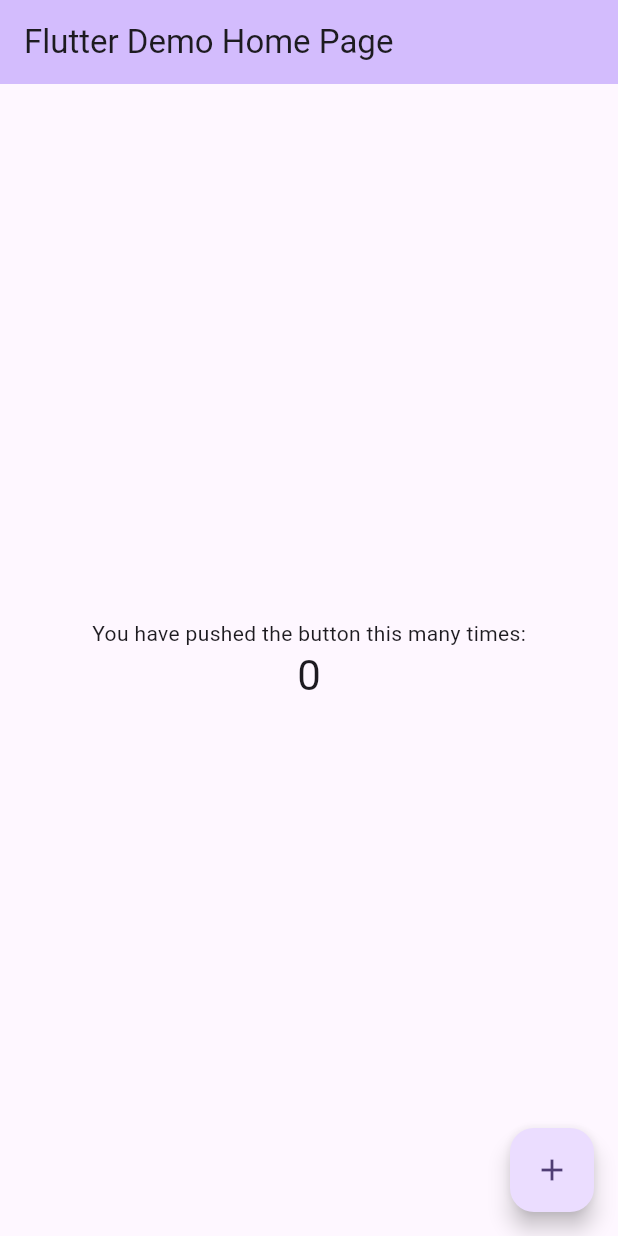
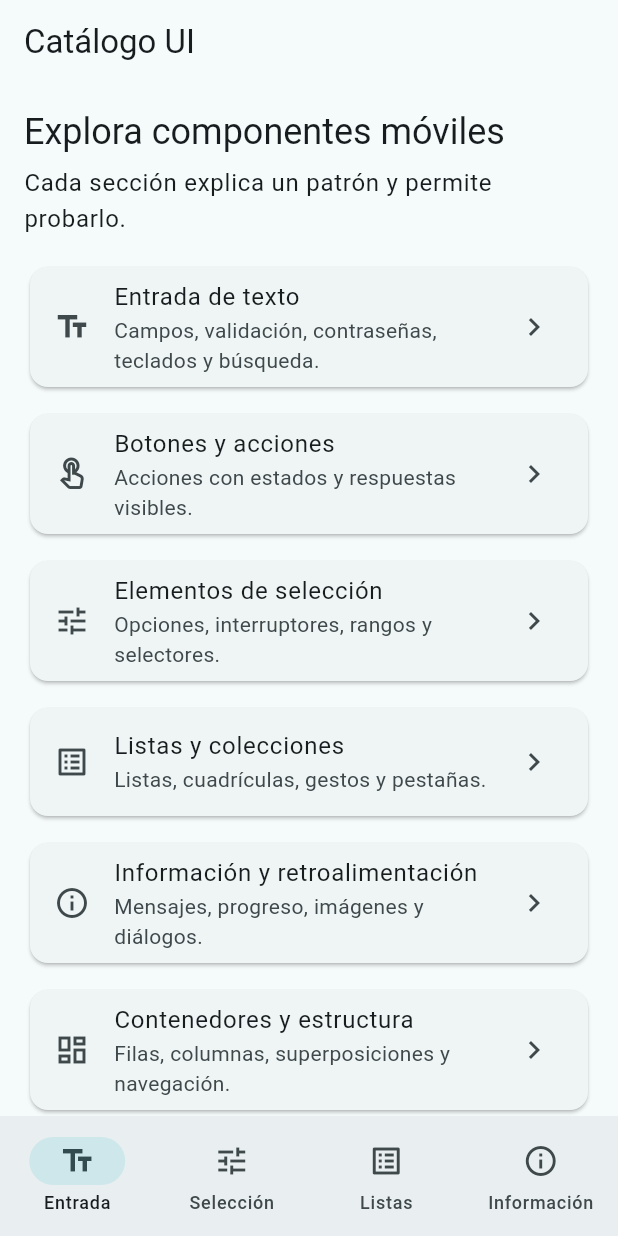
Before and after one commit to GusLV12/Interfaz-usuario-moviles, a Flutter app: the screen it shows after launch, on a phone screen of 412 x 824 dp. Run offline on Flutter 3.47's test engine with Material 3 defaults, Android fonts, the light colour scheme and no system bars.

Commit message:
feat: agrega base y navegacion del catalogo flutter

```diff
--- /dev/null
+++ b/flutter/lib/catalog_scope.dart
@@ -0,0 +1,17 @@
+import 'package:flutter/widgets.dart';
+
+import 'catalog_store.dart';
+
+class CatalogScope extends InheritedNotifier<CatalogStore> {
+  const CatalogScope({
+    required CatalogStore super.notifier,
+    required super.child,
+    super.key,
+  });
+
+  static CatalogStore of(BuildContext context) {
+    final scope = context.dependOnInheritedWidgetOfExactType<CatalogScope>();
+    assert(scope != null, 'CatalogScope no está disponible en este contexto.');
+    return scope!.notifier!;
+  }
+}
--- /dev/null
+++ b/flutter/lib/catalog_section.dart
@@ -0,0 +1,65 @@
+import 'package:flutter/material.dart';
+
+enum CatalogSection {
+  home(
+    'Catálogo UI',
+    'Explora componentes móviles y sus demostraciones interactivas.',
+    Icons.home_outlined,
+    'Inicio',
+  ),
+  text(
+    'Entrada de texto',
+    'Campos, validación, contraseñas, teclados y búsqueda.',
+    Icons.text_fields_outlined,
+    'Entrada',
+  ),
+  actions(
+    'Botones y acciones',
+    'Acciones con estados y respuestas visibles.',
+    Icons.touch_app_outlined,
+    'Acciones',
+  ),
+  selection(
+    'Elementos de selección',
+    'Opciones, interruptores, rangos y selectores.',
+    Icons.tune_outlined,
+    'Selección',
+  ),
+  collections(
+    'Listas y colecciones',
+    'Listas, cuadrículas, gestos y pestañas.',
+    Icons.list_alt_outlined,
+    'Listas',
+  ),
+  feedback(
+    'Información y retroalimentación',
+    'Mensajes, progreso, imágenes y diálogos.',
+    Icons.info_outline,
+    'Información',
+  ),
+  layout(
+    'Contenedores y estructura',
+    'Filas, columnas, superposiciones y navegación.',
+    Icons.dashboard_outlined,
+    'Estructura',
+  );
+
+  const CatalogSection(
+    this.title,
+    this.description,
+    this.icon,
+    this.shortTitle,
+  );
+
+  final String title;
+  final String description;
+  final IconData icon;
+  final String shortTitle;
+}
+
+const bottomSections = [
+  CatalogSection.text,
+  CatalogSection.selection,
+  CatalogSection.collections,
+  CatalogSection.feedback,
+];
--- /dev/null
+++ b/flutter/lib/catalog_store.dart
@@ -0,0 +1,80 @@
+import 'package:flutter/foundation.dart';
+
+class CatalogItem {
+  const CatalogItem({
+    required this.id,
+    required this.title,
+    required this.category,
+  });
+
+  final int id;
+  final String title;
+  final String category;
+}
+
+class CatalogStore extends ChangeNotifier {
+  CatalogStore() : _items = defaultItems();
+
+  String _pendingText = '';
+  List<CatalogItem> _items;
+
+  String get pendingText => _pendingText;
+  List<CatalogItem> get items => List.unmodifiable(_items);
+
+  void updatePendingText(String value) {
+    _pendingText = value;
+    notifyListeners();
+  }
+
+  bool addPendingText() {
+    final value = _pendingText.trim();
+    if (value.length < 3) return false;
+    final nextId =
+        _items.fold(
+          0,
+          (highest, item) => item.id > highest ? item.id : highest,
+        ) +
+        1;
+    _items = [
+      ..._items,
+      CatalogItem(id: nextId, title: value, category: 'Agregado'),
+    ];
+    _pendingText = '';
+    notifyListeners();
+    return true;
+  }
+
+  CatalogItem? remove(int id) {
+    final index = _items.indexWhere((item) => item.id == id);
+    if (index == -1) return null;
+    final removed = _items[index];
+    _items = [..._items]..removeAt(index);
+    notifyListeners();
+    return removed;
+  }
+
+  void restore(CatalogItem item) {
+    if (_items.any((entry) => entry.id == item.id)) return;
+    _items = [..._items, item]..sort((a, b) => a.id.compareTo(b.id));
+    notifyListeners();
+  }
+
+  void clear() {
+    _items = [];
+    notifyListeners();
+  }
+
+  void reset() {
+    _items = defaultItems();
+    notifyListeners();
+  }
+}
+
+List<CatalogItem> defaultItems() => List.generate(
+  15,
+  (index) => CatalogItem(
+    id: index + 1,
+    title: 'Elemento ${index + 1}',
+    category: index.isEven ? 'Diseño' : 'Interacción',
+  ),
+);
--- /dev/null
+++ b/flutter/lib/home_screen.dart
@@ -0,0 +1,44 @@
+import 'package:flutter/material.dart';
+
+import 'catalog_section.dart';
+
+class HomeScreen extends StatelessWidget {
+  const HomeScreen({required this.onSelect, super.key});
+
+  final ValueChanged<CatalogSection> onSelect;
+
+  @override
+  Widget build(BuildContext context) {
+    return ListView(
+      padding: const EdgeInsets.all(16),
+      children: [
+        Text(
+          'Explora componentes móviles',
+          style: Theme.of(context).textTheme.headlineSmall,
+        ),
+        const SizedBox(height: 6),
+        Text(
+          'Cada sección explica un patrón y permite probarlo.',
+          style: Theme.of(context).textTheme.bodyLarge,
+        ),
+        const SizedBox(height: 16),
+        for (final section in CatalogSection.values.where(
+          (section) => section != CatalogSection.home,
+        ))
+          Padding(
+            padding: const EdgeInsets.only(bottom: 10),
+            child: Card(
+              clipBehavior: Clip.antiAlias,
+              child: ListTile(
+                leading: Icon(section.icon),
+                title: Text(section.title),
+                subtitle: Text(section.description),
+                trailing: const Icon(Icons.chevron_right),
+                onTap: () => onSelect(section),
+              ),
+            ),
+          ),
+      ],
+    );
+  }
+}
--- a/flutter/lib/main.dart
+++ b/flutter/lib/main.dart
@@ -1,122 +1,85 @@
 import 'package:flutter/material.dart';
 
-void main() {
-  runApp(const MyApp());
+import 'catalog_scope.dart';
+import 'catalog_section.dart';
+import 'catalog_store.dart';
+import 'home_screen.dart';
+import 'section_placeholder.dart';
+
+void main() => runApp(const CatalogApp());
+
+class CatalogApp extends StatefulWidget {
+  const CatalogApp({super.key});
+
+  @override
+  State<CatalogApp> createState() => _CatalogAppState();
 }
 
-class MyApp extends StatelessWidget {
-  const MyApp({super.key});
+class _CatalogAppState extends State<CatalogApp> {
+  final CatalogStore _store = CatalogStore();
+  CatalogSection _section = CatalogSection.home;
 
-  // This widget is the root of your application.
   @override
-  Widget build(BuildContext context) {
-    return MaterialApp(
-      title: 'Flutter Demo',
-      theme: ThemeData(
-        // This is the theme of your application.
-        //
-        // TRY THIS: Try running your application with "flutter run". You'll see
-        // the application has a purple toolbar. Then, without quitting the app,
-        // try changing the seedColor in the colorScheme below to Colors.green
-        // and then invoke "hot reload" (save your changes or press the "hot
-        // reload" button in a Flutter-supported IDE, or press "r" if you used
-        // the command line to start the app).
-        //
-        // Notice that the counter didn't reset back to zero; the application
-        // state is not lost during the reload. To reset the state, use hot
-        // restart instead.
-        //
-        // This works for code too, not just values: Most code changes can be
-        // tested with just a hot reload.
-        colorScheme: .fromSeed(seedColor: Colors.deepPurple),
-      ),
-      home: const MyHomePage(title: 'Flutter Demo Home Page'),
-    );
-  }
+  void dispose() {
+    _store.dispose();
+    super.dispose();
   }
 
-class MyHomePage extends StatefulWidget {
-  const MyHomePage({super.key, required this.title});
-
-  // This widget is the home page of your application. It is stateful, meaning
-  // that it has a State object (defined below) that contains fields that affect
-  // how it looks.
-
-  // This class is the configuration for the state. It holds the values (in this
-  // case the title) provided by the parent (in this case the App widget) and
-  // used by the build method of the State. Fields in a Widget subclass are
-  // always marked "final".
-
-  final String title;
-
-  @override
-  State<MyHomePage> createState() => _MyHomePageState();
-}
-
-class _MyHomePageState extends State<MyHomePage> {
-  int _counter = 0;
-
-  void _incrementCounter() {
-    setState(() {
-      // This call to setState tells the Flutter framework that something has
-      // changed in this State, which causes it to rerun the build method below
-      // so that the display can reflect the updated values. If we changed
-      // _counter without calling setState(), then the build method would not be
-      // called again, and so nothing would appear to happen.
-      _counter++;
-    });
-  }
+  void _showSection(CatalogSection section) =>
+      setState(() => _section = section);
 
   @override
   Widget build(BuildContext context) {
-    // This method is rerun every time setState is called, for instance as done
-    // by the _incrementCounter method above.
-    //
-    // The Flutter framework has been optimized to make rerunning build methods
-    // fast, so that you can just rebuild anything that needs updating rather
-    // than having to individually change instances of widgets.
-    return Scaffold(
+    return CatalogScope(
+      notifier: _store,
+      child: MaterialApp(
+        debugShowCheckedModeBanner: false,
+        title: 'Catálogo UI',
+        theme: ThemeData(
+          colorScheme: ColorScheme.fromSeed(seedColor: const Color(0xff006d77)),
+          useMaterial3: true,
+        ),
+        darkTheme: ThemeData(
+          colorScheme: ColorScheme.fromSeed(
+            seedColor: const Color(0xff52b6c0),
+            brightness: Brightness.dark,
+          ),
+          useMaterial3: true,
+        ),
+        themeMode: ThemeMode.system,
+        home: Scaffold(
           appBar: AppBar(
-        // TRY THIS: Try changing the color here to a specific color (to
-        // Colors.amber, perhaps?) and trigger a hot reload to see the AppBar
-        // change color while the other colors stay the same.
-        backgroundColor: Theme.of(context).colorScheme.inversePrimary,
-        // Here we take the value from the MyHomePage object that was created by
-        // the App.build method, and use it to set our appbar title.
-        title: Text(widget.title),
+            title: Text(_section.title),
+            leading: _section == CatalogSection.home
+                ? null
+                : IconButton(
+                    icon: const Icon(Icons.arrow_back),
+                    tooltip: 'Volver al inicio',
+                    onPressed: () => _showSection(CatalogSection.home),
                   ),
-      body: Center(
-        // Center is a layout widget. It takes a single child and positions it
-        // in the middle of the parent.
-        child: Column(
-          // Column is also a layout widget. It takes a list of children and
-          // arranges them vertically. By default, it sizes itself to fit its
-          // children horizontally, and tries to be as tall as its parent.
-          //
-          // Column has various properties to control how it sizes itself and
-          // how it positions its children. Here we use mainAxisAlignment to
-          // center the children vertically; the main axis here is the vertical
-          // axis because Columns are vertical (the cross axis would be
-          // horizontal).
-          //
-          // TRY THIS: Invoke "debug painting" (choose the "Toggle Debug Paint"
-          // action in the IDE, or press "p" in the console), to see the
-          // wireframe for each widget.
-          mainAxisAlignment: .center,
-          children: [
-            const Text('You have pushed the button this many times:'),
-            Text(
-              '$_counter',
-              style: Theme.of(context).textTheme.headlineMedium,
+          ),
+          body: _section == CatalogSection.home
+              ? HomeScreen(onSelect: _showSection)
+              : SectionPlaceholder(section: _section),
+          bottomNavigationBar: NavigationBar(
+            selectedIndex: _bottomIndex,
+            onDestinationSelected: (index) =>
+                _showSection(bottomSections[index]),
+            destinations: [
+              for (final section in bottomSections)
+                NavigationDestination(
+                  icon: Icon(section.icon),
+                  label: section.shortTitle,
                 ),
             ],
           ),
         ),
-      floatingActionButton: FloatingActionButton(
-        onPressed: _incrementCounter,
-        tooltip: 'Increment',
-        child: const Icon(Icons.add),
       ),
     );
   }
+
+  int get _bottomIndex {
+    final index = bottomSections.indexOf(_section);
+    return index == -1 ? 0 : index;
   }
+}
```
Also changed, not shown: flutter/lib/section_placeholder.dart (added, +32 -0 lines), 2 other files. Lines whose indentation alone changed are shown as unchanged.
